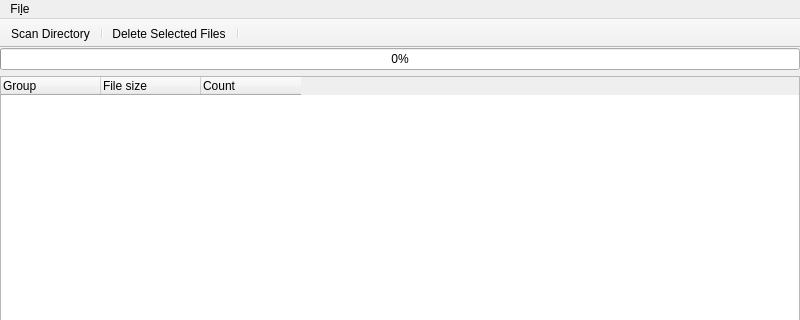
Before: the Qt Designer form mainwindow.ui in tikhova/findString, drawn with Qt 5; both pictures show x 0 to 800 and y 0 to 320 of the 800 by 576 pixel window.
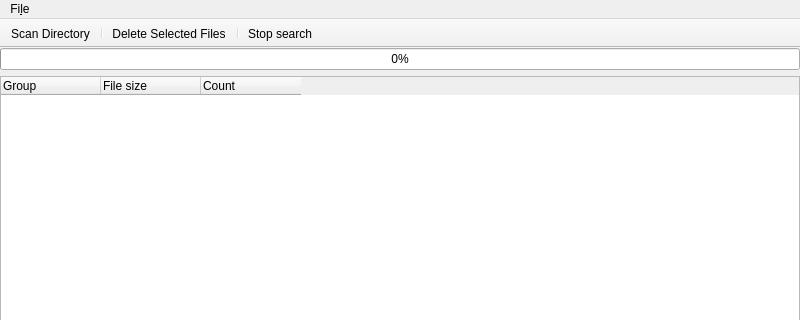
After: the same form once the commit is applied.

Diff of the .ui file:
```diff
--- a/mainwindow.ui
+++ b/mainwindow.ui
@@ -127,6 +127,7 @@
    <addaction name="separator"/>
    <addaction name="actionDelete_Selected"/>
    <addaction name="separator"/>
+   <addaction name="actionStop_search"/>
   </widget>
   <action name="actionScan_Directory">
    <property name="text">
@@ -143,6 +144,11 @@
     <string>Delete Selected Files</string>
    </property>
   </action>
+  <action name="actionStop_search">
+   <property name="text">
+    <string>Stop search</string>
+   </property>
+  </action>
  </widget>
  <layoutdefault spacing="6" margin="11"/>
  <resources/>
```
